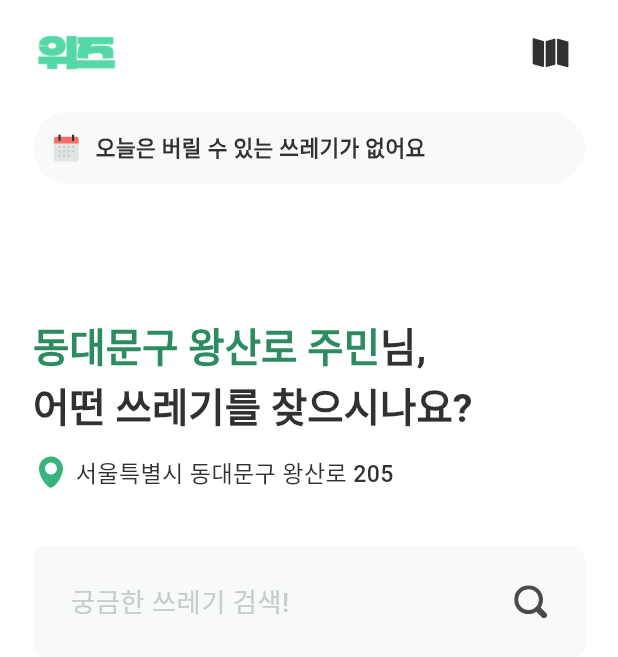
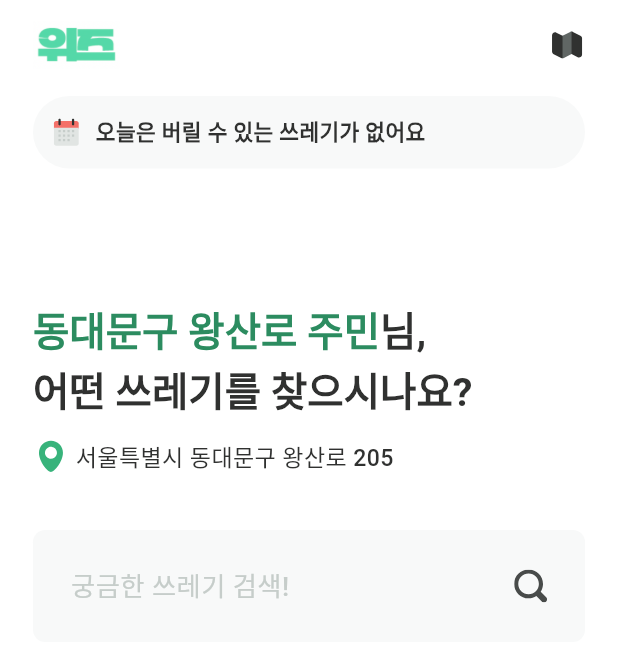
Before and after one commit to foreco-ibaji/Wiz-App-version1, a Flutter app: the HomeScreen screen opened by its route, on a phone screen of 412 x 824 dp. Shown: the top 657 px of the screen. Run offline on Flutter 3.47's test engine with Material 3 defaults, Android fonts, the phone set to English and light mode, and no system bars; our stand-ins replace camera, dio, dotted_border, flutter_dotenv, flutter_image_compress, flutter_screenutil and 12 more; missing offline and left inert: fdottedline_nullsafety, flutter_naver_map, kakao_flutter_sdk_user; accounts and stored records are empty; network calls fail; Roboto replaces fonts that are missing (Pretendard); statements that could not run were skipped; project files that could hold a hidden picture were left out.

Commit message:
merge conflict

```diff
--- a/lib/modules/home/view/home_view.dart
+++ b/lib/modules/home/view/home_view.dart
@@ -41,7 +41,7 @@ class HomeScreen extends GetView<HomeController> {
                           Get.to(() => const MapScreen());
                         }),
                         child: SvgPicture.asset(
-                          "asset/image/icon/ic_map_26.svg",
+                          "asset/image/icon/ic_map_24.svg",
                         ),
                       )
                     ],
--- a/lib/modules/login/view/login_view.dart
+++ b/lib/modules/login/view/login_view.dart
@@ -6,6 +6,7 @@ import 'package:ibaji/modules/login/controller/login_controller.dart';
 import 'package:ibaji/util/app_text_styles.dart';
 import '../../../util/app_colors.dart';
 import '../../../util/global_variables.dart';
+import '../../../util/routes/routes.dart';
 
 class LoginScreen extends GetView<LoginController> {
   const LoginScreen({super.key});
@@ -22,8 +23,9 @@ class LoginScreen extends GetView<LoginController> {
                     child: SvgPicture.asset("${imgDir}logo/ic_home_logo.svg"))),
             GestureDetector(
               onTap: () async {
-                await controller.signInWithKakao();
-
+                //FIXME: bundle id 변경및 pr 업로드 이전 수정 필요
+                // await controller.signInWithKakao();
+                Get.toNamed(Routes.main);
               },
               child: Container(
                 padding: EdgeInsets.symmetric(vertical: 14.h, horizontal: 16.w),
```
Also changed, not shown: asset/image/icon/ic_map_24.svg (added), 2 other files.
